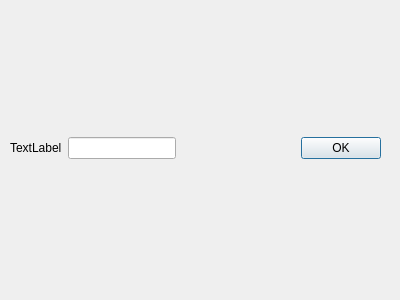
First picture: the form in src/View/answerdialog.ui, repository strath-ace/smart-astro, before the edit.
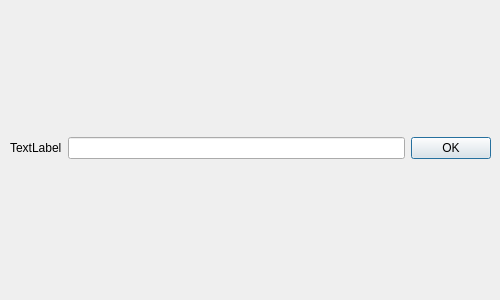
Second picture: the form after the edit.

Commit message: Increased size of answer line.

Patch:
```diff
--- a/src/View/answerdialog.ui
+++ b/src/View/answerdialog.ui
@@ -6,7 +6,7 @@
    <rect>
     <x>0</x>
     <y>0</y>
-    <width>400</width>
+    <width>500</width>
     <height>300</height>
    </rect>
   </property>
@@ -18,7 +18,7 @@
     <rect>
      <x>10</x>
      <y>100</y>
-     <width>371</width>
+     <width>481</width>
      <height>97</height>
     </rect>
    </property>
@@ -36,6 +36,12 @@
         </item>
         <item>
          <widget class="QLineEdit" name="answerField">
+          <property name="minimumSize">
+           <size>
+            <width>142</width>
+            <height>0</height>
+           </size>
+          </property>
           <property name="readOnly">
            <bool>true</bool>
           </property>
@@ -45,19 +51,6 @@
       </item>
      </layout>
     </item>
-    <item>
-     <spacer name="horizontalSpacer">
-      <property name="orientation">
-       <enum>Qt::Horizontal</enum>
-      </property>
-      <property name="sizeHint" stdset="0">
-       <size>
-        <width>40</width>
-        <height>20</height>
-       </size>
-      </property>
-     </spacer>
-    </item>
     <item>
      <widget class="QPushButton" name="okButton">
       <property name="text">
```
The commit also changes 1 other file.
